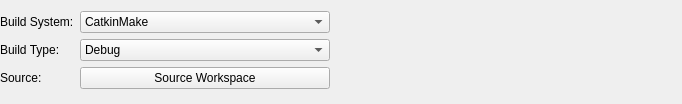
This is src/project_manager/ros_build_configuration.ui in ros-industrial/ros_qtc_plugin as Qt 5 draws it before an edit. The edited form follows.
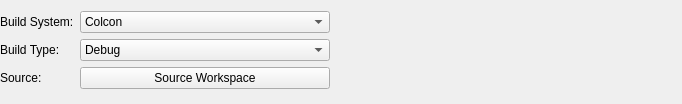
This is the edited form.

```diff
--- a/src/project_manager/ros_build_configuration.ui
+++ b/src/project_manager/ros_build_configuration.ui
@@ -34,6 +34,9 @@
        <height>0</height>
       </size>
      </property>
+     <property name="currentIndex">
+      <number>2</number>
+     </property>
      <item>
       <property name="text">
        <string>CatkinMake</string>
```
